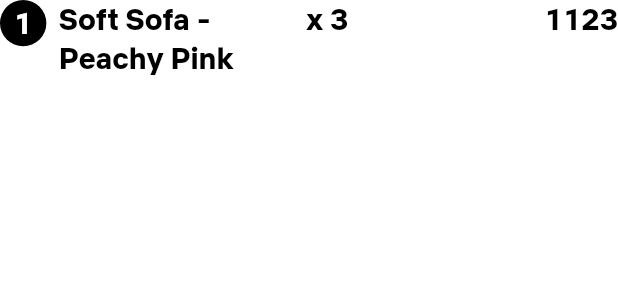
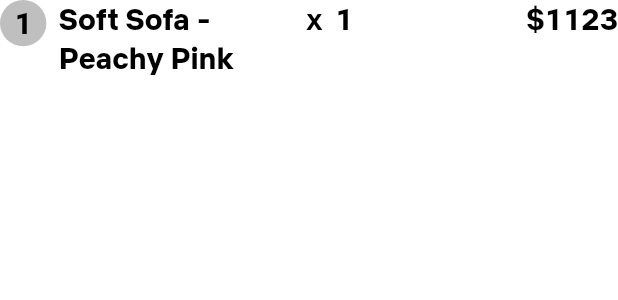
Before and after one commit to akilvishnum/cARt, a Flutter app: the SubTotalContainer widget shown alone on an empty page, opened directly, on a phone screen of 412 x 824 dp. Shown: the top 300 px of the screen. Run offline on Flutter 3.47's test engine with Material 2 defaults, Android fonts, the phone set to English and light mode, and no system bars; our stand-ins replace cloud_firestore, firebase_auth, firebase_core, flutter_svg, fluttertoast, palette_generator and 1 more; missing offline and left inert: flutter_unity, flutter_unity_widget, model_viewer; accounts and stored records are empty.

Commit message:
Completed Cartpage UInterface

```diff
--- a/cart/lib/screens/CartPage.dart
+++ b/cart/lib/screens/CartPage.dart
@@ -72,13 +72,13 @@ class _CartPageState extends State<CartPage> {
                 )),
             Expanded(
               child: Container(
-                // padding:
-                //     EdgeInsets.only(left: width * 0.035, right: width * 0.035),
+                padding:
+                     EdgeInsets.only(top: width * 0.035 / 2 + 4,),
                 decoration: BoxDecoration(
                   color: Colors.white,
-                  // borderRadius: BorderRadius.only(
-                  //     topRight: Radius.circular(height * 0.05),
-                  //     topLeft: Radius.circular(height * 0.05)),
+                  borderRadius: BorderRadius.only(
+                      topRight: Radius.circular(height * 0.05),
+                      topLeft: Radius.circular(height * 0.05)),
                 ),
                 child: Stack(
                   children: [
@@ -89,10 +89,11 @@ class _CartPageState extends State<CartPage> {
                       child: Column(
                         crossAxisAlignment: CrossAxisAlignment.start,
                         children: [
-                          SizedBox(height: height * 0.025),
+                          SizedBox(height: height * 0.025 / 2),
                           ConstrainedBox(
                             constraints: BoxConstraints(maxHeight: 5000),
                             child: ListView.builder(
+                                padding: EdgeInsets.all(0),
                                 shrinkWrap: true,
                                 physics: BouncingScrollPhysics(),
                                 itemCount: 3,
@@ -115,7 +116,7 @@ class _CartPageState extends State<CartPage> {
                             padding: EdgeInsets.only(left: 10, right: 10, top: 15, bottom: 15),
                             decoration: BoxDecoration(
                               color: Color.fromRGBO(248, 248, 248, 1),
-                              borderRadius: BorderRadius.all(Radius.circular(width * 0.05)),
+                              borderRadius: BorderRadius.only(topLeft: Radius.circular(width * 0.05), topRight: Radius.circular(width * 0.05),),
                             ),
                             child: ConstrainedBox(
                               constraints: BoxConstraints(maxHeight: 50000000000),
@@ -123,14 +124,14 @@ class _CartPageState extends State<CartPage> {
                                   padding: EdgeInsets.all(0),
                                   shrinkWrap: true,
                                   physics: BouncingScrollPhysics(),
-                                  itemCount: 6,
+                                  itemCount: 3,
                                   itemBuilder:
                                       (BuildContext context, int index) {
                                     return SubTotalContainer();
                                   }),
                             ),
                           ),
-                          SizedBox(height: height * 0.108 + 20)
+                          SizedBox(height: height * 0.108)
                         ],
                       ),
                     ), ),
@@ -252,14 +253,14 @@ class SubTotalContainer extends StatelessWidget {
                 height: width * 0.075,
                 decoration: BoxDecoration(
                   shape: BoxShape.circle,
-                  color: Colors.black,
+                  color: Color.fromRGBO(191, 191, 191, 100),
                 ),
                 child: Center(
                   child: Text(
                     '1',
                     style: TextStyle(
                       fontFamily: 'Bold',
-                      color: Colors.white,
+                      color: Colors.black,
                       fontSize: 20,
                     ),
                   ),
@@ -279,7 +280,18 @@ class SubTotalContainer extends StatelessWidget {
               ),
               SizedBox(width: width * 0.05),
               Container(
-                child: Text('x 3',
+                child: Text('x',
+                    style: TextStyle(
+                      fontFamily: 'Medium',
+                      color: Colors.black,
+                      fontSize: 20,
+                    ),
+                    overflow: TextOverflow.clip,
+                    maxLines: 2),
+              ),
+              SizedBox(width: width * 0.02),
+              Container(
+                child: Text('1',
                     style: TextStyle(
                       fontFamily: 'Bold',
                       color: Colors.black,
@@ -293,7 +305,7 @@ class SubTotalContainer extends StatelessWidget {
                   alignment: Alignment.topRight,
                   child: Container(
                       child: Text(
-                    '1123',
+                    '\$1123',
                     style: TextStyle(
                       fontFamily: 'Bold',
                       color: Colors.black,
--- a/cart/lib/screens/productPage.dart
+++ b/cart/lib/screens/productPage.dart
@@ -4,6 +4,7 @@ import 'dart:ui';
 import 'package:palette_generator/palette_generator.dart';
 import 'package:flutter_svg/flutter_svg.dart';
 import 'package:cart/screens/LoginPage.dart';
+import 'package:cart/screens/CartPage.dart';
 import 'package:model_viewer/model_viewer.dart';
 
 class ProductPage extends StatefulWidget {
@@ -548,7 +549,7 @@ actionSheet(context) {
                               Navigator.push(
                                   context,
                                   MaterialPageRoute(
-                                      builder: (context) => ProductPage()));
+                                      builder: (context) => CartPage()));
                             },
                             child: Container(
                               width: width * 0.43,
```
Also changed, not shown: cart/lib/screens/HomePage.dart (+8 -2 lines).
